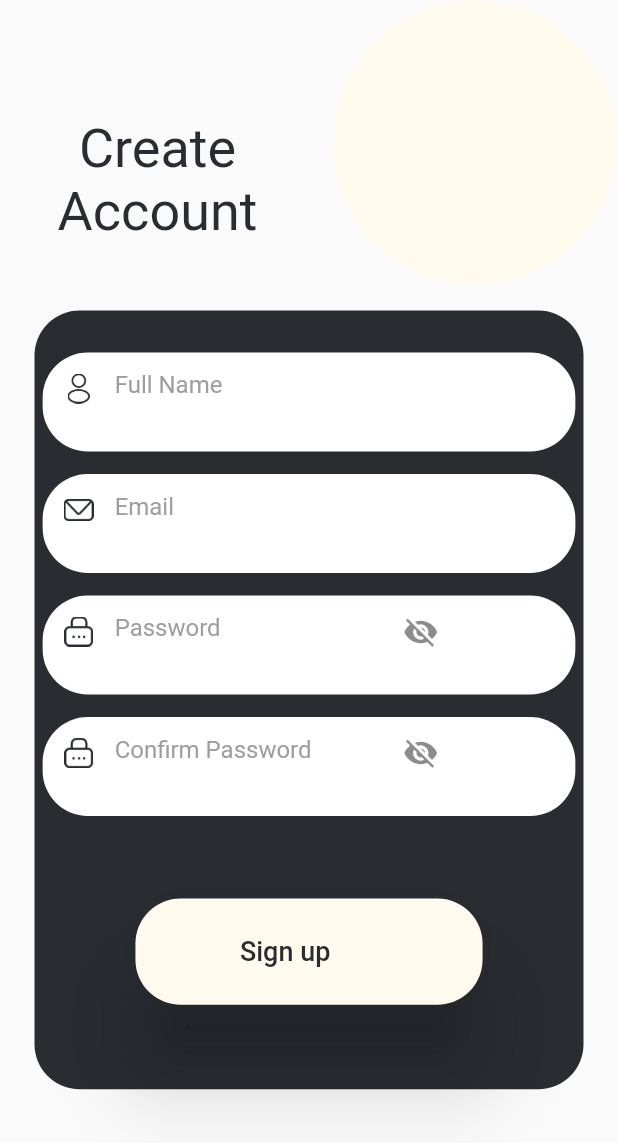
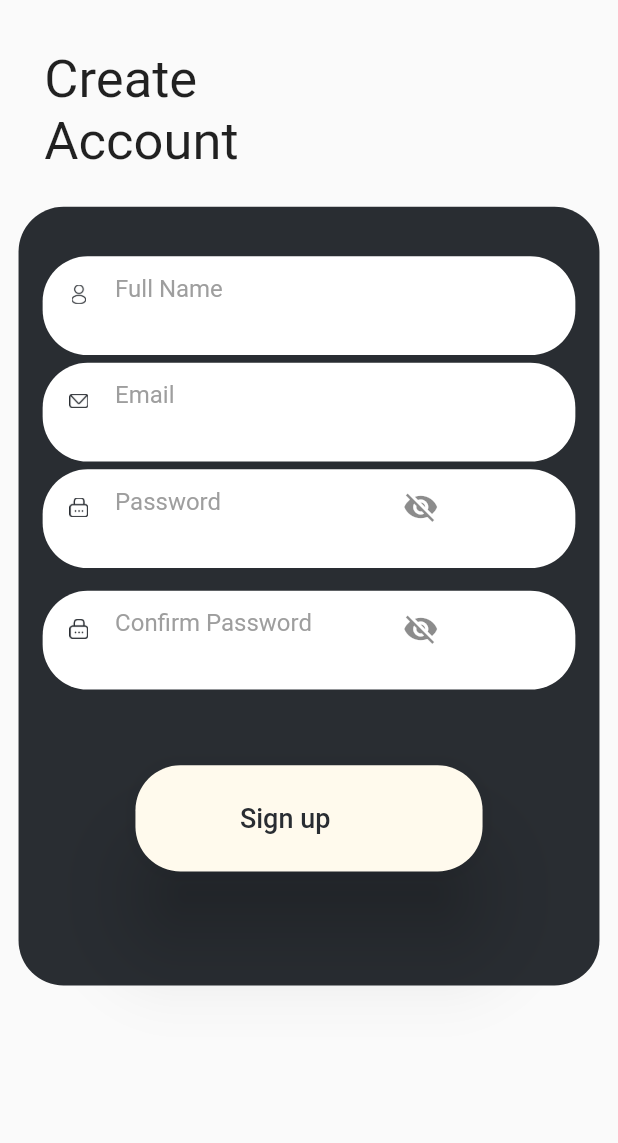
Before and after one commit to asirabdelhady/Graduation_Project, a Flutter app: the screen it shows after launch, after a tap on "Create Account", on a phone screen of 412 x 824 dp. Shown: the top 1143 px of the screen. Run offline on Flutter 3.47's test engine with Material 2 defaults, Android fonts, the phone set to English and light mode, and no system bars; our stand-ins replace curved_navigation_bar, expandable_text, fluttertoast, smooth_page_indicator.

Commit message:
mediaQuery changes asir

```diff
--- a/lib/main.dart
+++ b/lib/main.dart
@@ -1,9 +1,11 @@
 import 'package:flutter/material.dart';
 import 'package:tour_guide_app/modules/categories/category_screen.dart';
 import 'package:tour_guide_app/modules/home/homescreen.dart';
+import 'package:tour_guide_app/modules/login/loginpage.dart';
 import 'package:tour_guide_app/modules/tour/tour_screen.dart';
 import 'package:tour_guide_app/navigation.dart';
 
+import 'modules/signup/signuppage.dart';
 import 'modules/welcome/welcomepage.dart';
 
 void main(){
--- a/lib/modules/details/details_screen.dart
+++ b/lib/modules/details/details_screen.dart
@@ -103,7 +103,7 @@ class _DetailScreenState extends State<DetailScreen> {
                                 });
                               },
                               child: Icon((favClicked==false)? Icons.favorite_border_rounded : Icons.favorite ,
-                                size: 20,
+                                size: mediaQueryWidth*0.0625,
                                 color: Colors.white,
                               ),
                               style: ElevatedButton.styleFrom(
@@ -113,7 +113,7 @@ class _DetailScreenState extends State<DetailScreen> {
                             )),
                         Container(
 
-                            width: mediaQueryWidth*0.29,
+                            width: mediaQueryWidth*0.625,
                             height: mediaQueryHeight*0.081,
 
                           //  width: mediaQueryWidth*0.625,//mediaQueryWidth*0.70,
@@ -124,7 +124,7 @@ class _DetailScreenState extends State<DetailScreen> {
                               child: Text.rich(TextSpan(
                                 text: 'Add to Tour',
                                 style: TextStyle(
-                                    color: Colors.white, fontSize: 20),
+                                    color: Colors.white, fontSize: mediaQueryWidth*0.0625),
                               )),
                               style: ElevatedButton.styleFrom(
                                   shape: StadiumBorder(),
--- a/lib/modules/home/homescreen.dart
+++ b/lib/modules/home/homescreen.dart
@@ -155,12 +155,6 @@ class _HomeScreenState extends State<HomeScreen> {
 
                 SizedBox(height: mediaQueryHeight*0.098,),
 
-
-
-                //AnimatedSmoothIndicator(activeIndex: activeIndex, count: 4)
-
-
-
               ],),
           ),
         ),
--- a/lib/modules/signup/signuppage.dart
+++ b/lib/modules/signup/signuppage.dart
@@ -22,64 +22,32 @@ class _signUpPageState extends State<signUpPage> {
 
   @override
   Widget build(BuildContext context) {
+    var mediaQueryHeight=MediaQuery.of(context).size.height;
+    var mediaQueryWidth=MediaQuery.of(context).size.width;
     return Scaffold(
       body: SafeArea(
         child: SingleChildScrollView(
           child: Column(
+            crossAxisAlignment: CrossAxisAlignment.start,
             children: [
-              SingleChildScrollView(
-                scrollDirection: Axis.horizontal,
-                physics: const NeverScrollableScrollPhysics(),
-                child: Row(
+              Padding(
+                padding:
+                     EdgeInsetsDirectional.only(start: mediaQueryWidth*0.0718, top: mediaQueryHeight*0.0400),
+                child: Column(
+                  crossAxisAlignment: CrossAxisAlignment.start,
                   children: [
-                    SizedBox(
-                      width: 15,
-                    ),
-                    Padding(
-                      padding:
-                          const EdgeInsetsDirectional.only(start: 23, top: 50),
-                      child: Column(
-                        children: [
-                          Text(
-                            'Create',
-                            style: TextStyle(
-                              fontSize: 36,
-                              color: tPrimary(),
-                            ),
-                          ),
-                          Text(
-                            'Account',
-                            style: TextStyle(
-                              fontSize: 36,
-                              color: tPrimary(),
-                            ),
-                          ),
-                        ],
-                      ),
-                    ),
-                    SizedBox(
-                      width: 50,
-                    ),
-                    Align(
-                        alignment: Alignment.topRight,
-                        child: Transform.scale(
-                          scale: 1,
-                          child: Column(
-                            children: [
-                              circleBack(width: 190, height: 190),
-                            ],
-                          ),
-                        )),
+                    defaultTitle(title: 'Create'),
+                    defaultTitle(title: 'Account'),
                   ],
                 ),
               ),
               SizedBox(
-                height: 17,
+                height: mediaQueryHeight*0.0278,
               ),
               Stack(
                 children: [
                   Padding(
-                    padding: const EdgeInsets.symmetric(horizontal: 23.0),
+                    padding:  EdgeInsets.symmetric(horizontal: mediaQueryWidth*0.030),
                     child: Container(
                       height: MediaQuery.of(context).size.height * 0.63,
                       width: double.infinity,
@@ -95,7 +63,7 @@ class _signUpPageState extends State<signUpPage> {
                     child: Column(
                       children: [
                         Padding(
-                          padding: const EdgeInsetsDirectional.only(top: 28),
+                          padding: EdgeInsetsDirectional.only(top: mediaQueryHeight*0.040),
                           child: Center(
                               child: mainFormField(
                             hintText: 'Full Name',
@@ -116,9 +84,6 @@ class _signUpPageState extends State<signUpPage> {
                             suffixPressed: null,
                             suffixicon: Icon(null), onChanged: null, onFieldSubmitted: null,
                           )),
-                        ),
-                        SizedBox(
-                          height: 10,
                         ),
                         mainFormField(
                             hintText: 'Email',
@@ -142,9 +107,7 @@ class _signUpPageState extends State<signUpPage> {
                               return null;
                             },
                             suffixPressed: null, onFieldSubmitted: null, onChanged: null),
-                        SizedBox(
-                          height: 10,
-                        ),
+
                         mainFormField(
                             hintText: 'Password',
                             imagepath: 'assets/images/lock.png',
@@ -224,13 +187,13 @@ class _signUpPageState extends State<signUpPage> {
 
                             ),
                         SizedBox(
-                          height: 50,
+                          height: mediaQueryHeight*0.055,
                         ),
                         mainButton(
-                            minWidth: 95,
-                            height: 40,
+                            minWidth: mediaQueryWidth*0.2968,
+                            height: mediaQueryHeight*0.055,
                             text: 'Sign up',
-                            fontSize: 13,
+                            fontSize: mediaQueryWidth*0.040,
                             onPressed: () {
                               if (formKey.currentState!.validate()) {
                                 print(nameController.text);
--- a/lib/modules/welcome/welcomepage.dart
+++ b/lib/modules/welcome/welcomepage.dart
@@ -13,52 +13,33 @@ class welcomepage extends StatefulWidget{
 class _welcomepageState extends State<welcomepage> {
   @override
   Widget build(BuildContext context) {
+    var mediaQueryHeight=MediaQuery.of(context).size.height;
+    var mediaQueryWidth=MediaQuery.of(context).size.width;
     return Scaffold(
       body: SafeArea(
 
         child: Column(
           children:
           [
-            SingleChildScrollView(
-              scrollDirection: Axis.horizontal,
-              physics: const NeverScrollableScrollPhysics(),
-
-              child: Row(
+            Row(
               children: [
                 Padding(
-                    padding: const EdgeInsetsDirectional.only(start: 23,top: 10),
+                  padding:  EdgeInsetsDirectional.only(start: mediaQueryWidth*0.071,top: mediaQueryHeight*0.0163),
                   child: Column(
                     crossAxisAlignment: CrossAxisAlignment.start,
                     children: [
-                        Text('Welcome,',
-                          style: TextStyle(
-                            fontSize: 36,
-                            color: tPrimary(),
-                          ),
-                        ),
-                        Text('Explorer',
-                          style: TextStyle(
-                            fontSize: 36,
-                            color: tPrimary(),
+                      defaultTitle(title: 'Welcome'),
+                      defaultTitle(title: 'Explorer'),
+                    ],
                   ),
                 ),
               ],
             ),
-                  ),
-                  SizedBox(width: 70
-                    ,),
-                  Padding(
-                    padding: const EdgeInsetsDirectional.only(top: 20),
-                    child:circleBack(width: 145,height:145),
-                  ),
-                ],
-              ),
-            ),
-            SizedBox(height: 15,
+            SizedBox(height: mediaQueryHeight*0.0245,
             ),
             Image(
               image: AssetImage('assets/images/Group 67welcomepageimage.png'),
-              height: 242,
+              height: mediaQueryHeight*0.3278,
               width: double.infinity,
             ),
             Expanded(
@@ -78,21 +59,21 @@ class _welcomepageState extends State<welcomepage> {
                   ),
                   Center(
                     child: Padding(
-                      padding: const EdgeInsets.only(top: 28,right: 28,left: 28),
+                      padding:  EdgeInsets.symmetric(vertical: mediaQueryHeight*0.0459,horizontal: mediaQueryWidth*0.0875),
                       child: Column(
                         children:
                         [
                           Text('lets get started',
                             style: TextStyle(
-                                fontSize: 18,
+                                fontSize: mediaQueryWidth*0.0562,
                                 color: Colors.white
                             ),),
-                          SizedBox(height: 16,),
+                          SizedBox(height: mediaQueryHeight*0.02622,),
                           mainButton(
-                              minWidth: 222,
-                              height: 53,
+                              minWidth: mediaQueryWidth*0.693,
+                              height: mediaQueryHeight*0.0819,
                               text: 'Create Account',
-                              fontSize: 18,
+                              fontSize: mediaQueryWidth*0.085,
                               onPressed: (){
                                 Navigator.push(
                                     context,
@@ -105,23 +86,24 @@ class _welcomepageState extends State<welcomepage> {
 
 
                               }, imagePath: 'assets/images/arrow.png'),
-                          SizedBox(height: 16,
+                          SizedBox(height: mediaQueryHeight*0.02622,
                           ),
                           Text('Already have an',
                             style: TextStyle(
-                                fontSize: 18,
+                                fontSize: mediaQueryWidth*0.0562,
                                 color: Colors.white
                             ),),
                           Text('account?',
                             style: TextStyle(
-                                fontSize: 18,
+                                fontSize: mediaQueryWidth*0.0562,
                                 color: Colors.white
                             ),),
-                          SizedBox(height: 16,),
-                          mainButton(minWidth: 222,
-                              height: 53,
+                          SizedBox(height: mediaQueryHeight*0.02622,),
+                          mainButton(
+                              minWidth: mediaQueryWidth*0.693,
+                              height: mediaQueryHeight*0.0819,
                               text: 'Login',
-                              fontSize: 18,
+                              fontSize: mediaQueryWidth*0.056,
                               onPressed: (){
                                 Navigator.push(
                                     context,
```
Also changed, not shown: lib/modules/login/loginpage.dart (+16 -46 lines), lib/modules/notification/notification_screen.dart (+19 -10 lines), lib/modules/profile/profile_screen.dart (+7 -11 lines), lib/modules/tour/tour_screen.dart (+5 -4 lines), lib/modules/weather/weather_screen.dart (+51 -51 lines), lib/shared/components/components.dart (+41 -51 lines). Lines whose indentation alone changed are shown as unchanged.
